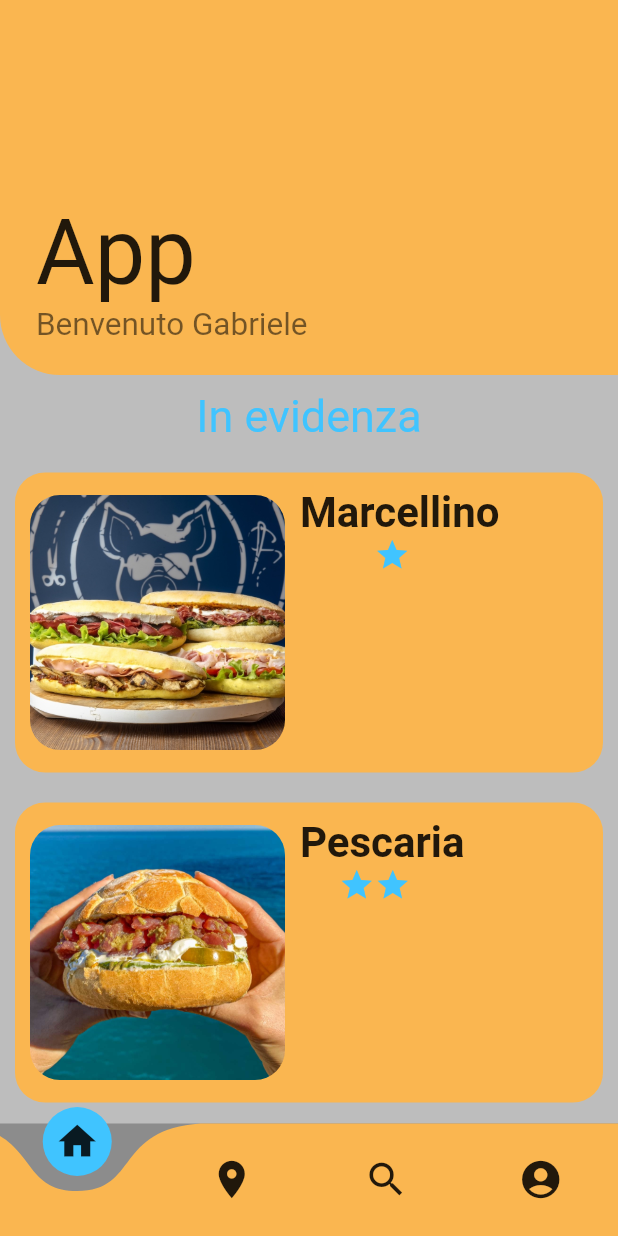
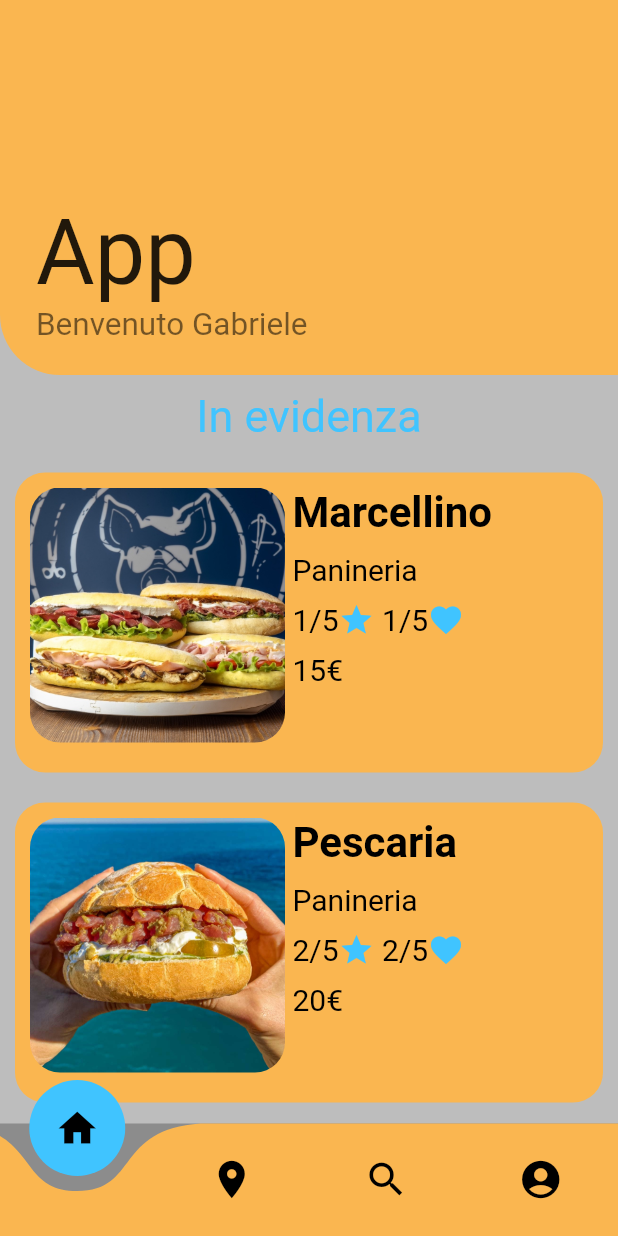
Before and after one commit to GorlaA/app_ristoranti, a Flutter app: the screen it shows after launch, on a phone screen of 412 x 824 dp. Run offline on Flutter 3.47's test engine with Material 2 defaults, Android fonts, the light colour scheme and no system bars; drawn by our look-alikes of curved_navigation_bar; our stand-ins replace carousel_slider, cloud_firestore; accounts and stored records are empty.

Commit message:
Ritocco container ristorante e pagina ristorante
Aggiunta foto prova

```diff
--- a/lib/App/presentation/bloc/Elementi_Home.dart
+++ b/lib/App/presentation/bloc/Elementi_Home.dart
@@ -14,10 +14,10 @@ class Bottom_Navigation_Bar extends StatelessWidget {
       buttonBackgroundColor: Colors.lightBlueAccent,
       color: const Color.fromARGB(255, 250, 182, 80),
       items: const <Widget> [
-        Icon(Icons.home, size: 30,),
-        Icon(Icons.location_on, size: 30,),
-        Icon(Icons.search, size: 30,),
-        Icon(Icons.account_circle, size: 30,)
+        IconButton(onPressed: null, icon: Icon(Icons.home, color: Colors.black, size: 30,),),
+        IconButton(onPressed: null, icon: Icon(Icons.location_on, color: Colors.black, size: 30,),),
+        IconButton(onPressed: null, icon: Icon(Icons.search, color: Colors.black, size: 30,),),
+        IconButton(onPressed: null, icon: Icon(Icons.account_circle, color: Colors.black, size: 30,),),
       ],
     );
   }
--- a/lib/App/presentation/pages/home_app.dart
+++ b/lib/App/presentation/pages/home_app.dart
@@ -14,11 +14,11 @@ class Home_app_page extends StatelessWidget{
   Color temaApp = Colors.black26;
   Home_app_page(this.nomeUtente, {Key? key}) : super(key: key){
     ristoranti = [
-      Ristorante("Marcellino", "assets/images/Marcellino.jpg", 1, "Come un sarto che cuce abiti tailor made in base a gusto, personalità e esigenze, così Marcellino crea sul momento il tuo panino su misura, facendoti scegliere tra una grande varietà di ingredienti di prima scelta.",["Panino0","Panino1", "Panino2", "Panino3"]),
-      Ristorante("Pescaria", "assets/images/Pescaria.jpg", 2, "", []),
-      Ristorante("Mamma\nMilano", "assets/images/MammaMilano.jpg", 3, "", []),
-      Ristorante("Beato te\nMilano", "assets/images/logoBeatoTe.jpg", 4, "", []),
-      Ristorante("PaninoLAB", "assets/images/paninolab-isola.jpg", 5, "", []),
+      Ristorante("Marcellino", "assets/images/Marcellino.jpg", 1, "Come un sarto che cuce abiti tailor made in base a gusto, personalità e esigenze, così Marcellino crea sul momento il tuo panino su misura, facendoti scegliere tra una grande varietà di ingredienti di prima scelta.",["Panino0","Panino1", "Panino2", "Panino3"], "Via Napo Torriani, 9, 20124 \nMilano MI", "Panineria", 15),
+      Ristorante("Pescaria", "assets/images/Pescaria.jpg", 2, "", ["Panino0","Panino1", "Panino2"], "Via Sant'Anatalone, 16, 20147 Milano MI", "Panineria", 20),
+      Ristorante("Mamma\nMilano", "assets/images/MammaMilano.jpg", 3, "", ["Panino0","Panino1", "Panino2", "Panino3"], "", "Panineria", 30),
+      Ristorante("Beato te\nMilano", "assets/images/logoBeatoTe.jpg", 4, "", ["Panino0","Panino1", "Panino2", "Panino3"], "", "Ristorante", 40),
+      Ristorante("PaninoLAB", "assets/images/paninolab-isola.jpg", 5, "", ["Panino0","Panino1", "Panino2", "Panino3"], "", "Panineria", 10),
     ];
   }
   @override
--- a/lib/App/presentation/widgets/container_ristorante.dart
+++ b/lib/App/presentation/widgets/container_ristorante.dart
@@ -9,15 +9,29 @@ class Container_Ristorante extends StatelessWidget{
   Container_Ristorante(this.ristorante);
   @override
   Widget build(BuildContext context){
-    return Container(
-      child: GestureDetector(
+    return GestureDetector(
         onTap: () {
           Navigator.push(
             context,
             MaterialPageRoute(builder: (context) => Ristorante_page(ristorante)),
           );
         },
+        child: Container(
+          constraints: const BoxConstraints.expand(height: 200.0, width: 200),
+          padding: const EdgeInsets.all(10),
+          margin: const EdgeInsets.all(10),
+          decoration: const ShapeDecoration(
+            shape: RoundedRectangleBorder(
+              borderRadius: BorderRadius.all(
+                Radius.circular(20.0),
+              ),
+            ),
+            //color: Color.fromARGB(255, 250, 182, 80),
+            color: Color.fromARGB(255, 250, 182, 80),
+          ),
           child: Row(
+            children: [
+              Column(
                 children: [
                   Container(
                     alignment: Alignment.centerLeft,
@@ -28,50 +42,39 @@ class Container_Ristorante extends StatelessWidget{
                         child: Image.asset(ristorante.getImage(),fit: BoxFit.fill,)
                     ),
                   ),
+                ],
+              ),
               Column(
+                crossAxisAlignment: CrossAxisAlignment.start,
                 children: [
-                Container(
-                  alignment: Alignment.centerRight,
-                  padding: EdgeInsets.only(left: 10),
-                  child: Title(color: Colors.black, child: Text(ristorante.getNome(), style: const TextStyle(fontWeight: FontWeight.bold), textScaleFactor: 2,),),
-                ),
-                Container(
-                    padding: EdgeInsets.zero,
-                    alignment: Alignment.bottomLeft,
-                    child: Row(
-                        children: [
-                          for (int i = 0; i < ristorante.getRating(); i++) Icon(Icons.star, color: Colors.lightBlueAccent,)
-                        ]
-                    )
-                )
+                  Row(children: [Container(padding: EdgeInsets.only(left: 5), child: Text(ristorante.getNome(), style: const TextStyle(color: Colors.black,fontWeight: FontWeight.bold), textScaleFactor: 2,),),],),
+                  //Row(mainAxisAlignment: MainAxisAlignment.start, children: [Container(padding: EdgeInsets.zero, alignment: Alignment.bottomLeft, child: starsIcons(ristorante),)],),
+                  Row(children: [Padding(padding: EdgeInsets.all(5))],),
+                  Row(mainAxisAlignment: MainAxisAlignment.start,children: [subTitlesLower(ristorante.categoria)],),
+                  Row(children: [Padding(padding: EdgeInsets.all(5))],),
+                  Row(mainAxisAlignment: MainAxisAlignment.start, children: [subTitlesLower(ristorante.getRating().toString()+"/5"), Icon(Icons.star, color: Colors.lightBlueAccent,),subTitlesLower(ristorante.getRating().toString()+"/5"), Icon(Icons.favorite, color: Colors.lightBlueAccent,)],),
+                  Row(children: [Padding(padding: EdgeInsets.all(5))],),
+                  Row(mainAxisAlignment: MainAxisAlignment.start, children:[subTitlesLower(ristorante.getPrezzoMedio().toString()+"€")]),
                 ],
               ),
             ],
           ),
-      ),
-      constraints: const BoxConstraints.expand(height: 200.0, width: 200),
-      padding: const EdgeInsets.all(10),
-      margin: const EdgeInsets.all(10),
-      decoration: const ShapeDecoration(
-        shape: RoundedRectangleBorder(
-          borderRadius: BorderRadius.all(
-            Radius.circular(20.0),
-          ),
-        ),
-      color: Color.fromARGB(255, 250, 182, 80),
         ),
       );
   }
 }
 
 class Ristorante {
-  final String nome;
-  final String image;
-  final int rating;
-  final String descrizione;
-  final List<String> foto;
+  String nome;
+  String image;
+  int rating;
+  String descrizione;
+  List<String> foto;
+  String indirizzo;
+  String categoria;
+  int prezzoMedio;
 
-  Ristorante(this.nome, this.image, this.rating, this.descrizione, this.foto);
+  Ristorante(this.nome, this.image, this.rating, this.descrizione, this.foto, this.indirizzo, this.categoria, this.prezzoMedio);
 
   String getNome(){
     return nome;
@@ -88,4 +91,53 @@ class Ristorante {
   List <String> getFotos() {
     return foto;
   }
+
+  String getIndirizzo(){
+    return indirizzo;
   }
+
+  String getCategoria() {
+    return categoria;
+  }
+  int getPrezzoMedio() {
+    return prezzoMedio;
+  }
+  String getOrario() {
+    return "10:00 - 15:00 / 18:00 - 23:00";
+  }
+
+  String getTitoloCartella() {
+    String aus = nome;
+    return aus.replaceAll("\n", " ");
+  }
+
+}
+
+Widget starsIcons(Ristorante ristorante) {
+  double iconSize = 10;
+  return Padding(
+    padding: EdgeInsets.only(left: 10, top: 2),
+    child: Row(
+      mainAxisAlignment: MainAxisAlignment.start,
+      children: [
+        for (int i = 0; i < 5; i++) if(i< ristorante.getRating())Icon(Icons.star, color: Colors.lightBlueAccent,)else Icon(Icons.star_border, color: Colors.lightBlueAccent,)
+      ],
+    ),
+  );
+}
+Widget heartIcons(Ristorante ristorante) {
+  double iconSize = 10;
+  return Padding(
+    padding: EdgeInsets.only(left: 10, top: 2),
+    child: Row(
+      mainAxisAlignment: MainAxisAlignment.start,
+      children: [
+        for (int i = 0; i < 5; i++) if(i< ristorante.getRating())Icon(Icons.favorite, color: Colors.lightBlueAccent,)else Icon(Icons.favorite_border, color: Colors.lightBlueAccent,)
+      ],
+    ),
+  );
+}
+
+Widget subTitlesLower(String text){
+  return Row(children: [Padding(padding: EdgeInsets.only(left: 5, top: 5)),Text(text,textAlign: TextAlign.left, style: TextStyle(color: Colors.black, fontSize: 20, fontWeight: FontWeight.normal)),],);
+}
```
Also changed, not shown: lib/App/presentation/pages/ristorante.dart (+55 -19 lines), assets/images/Beato te Milano/Panino0.jpg (added), assets/images/Beato te Milano/Panino1.jpg (added), assets/images/Beato te Milano/Panino2.jpg (added), assets/images/Beato te Milano/Panino3.jpg (added), assets/images/Pescaria/Panino0.jpg (added), assets/images/Pescaria/Panino1.jpg (added), assets/images/Pescaria/Panino2.jpg (added). Lines whose indentation alone changed are shown as unchanged.
